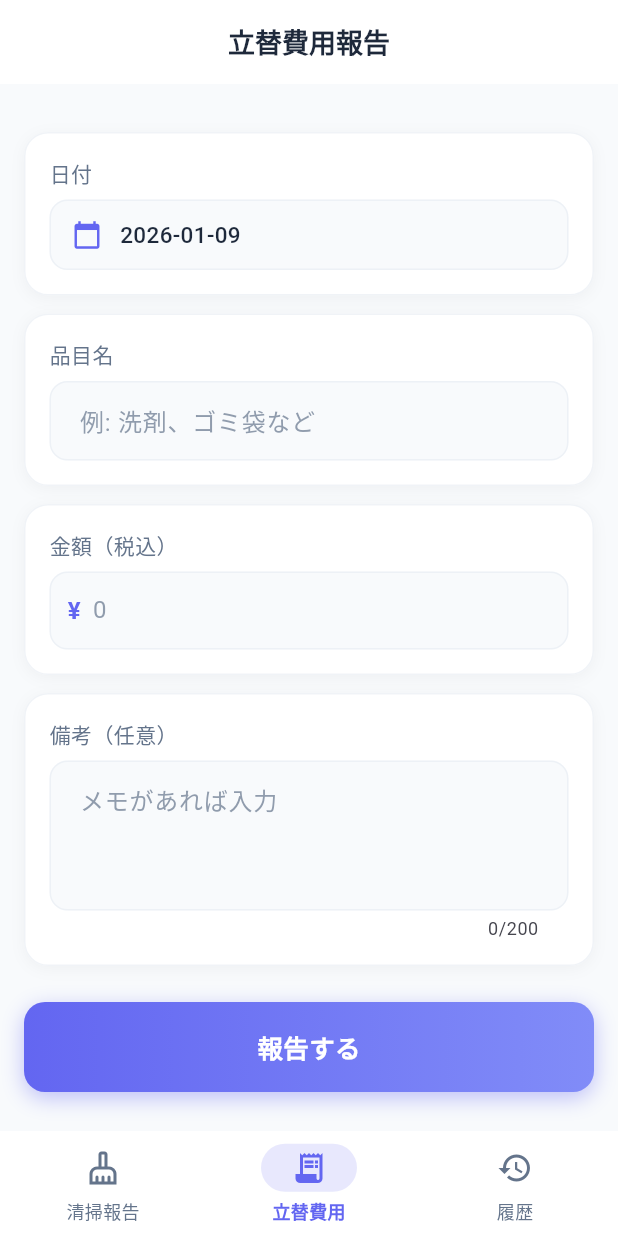
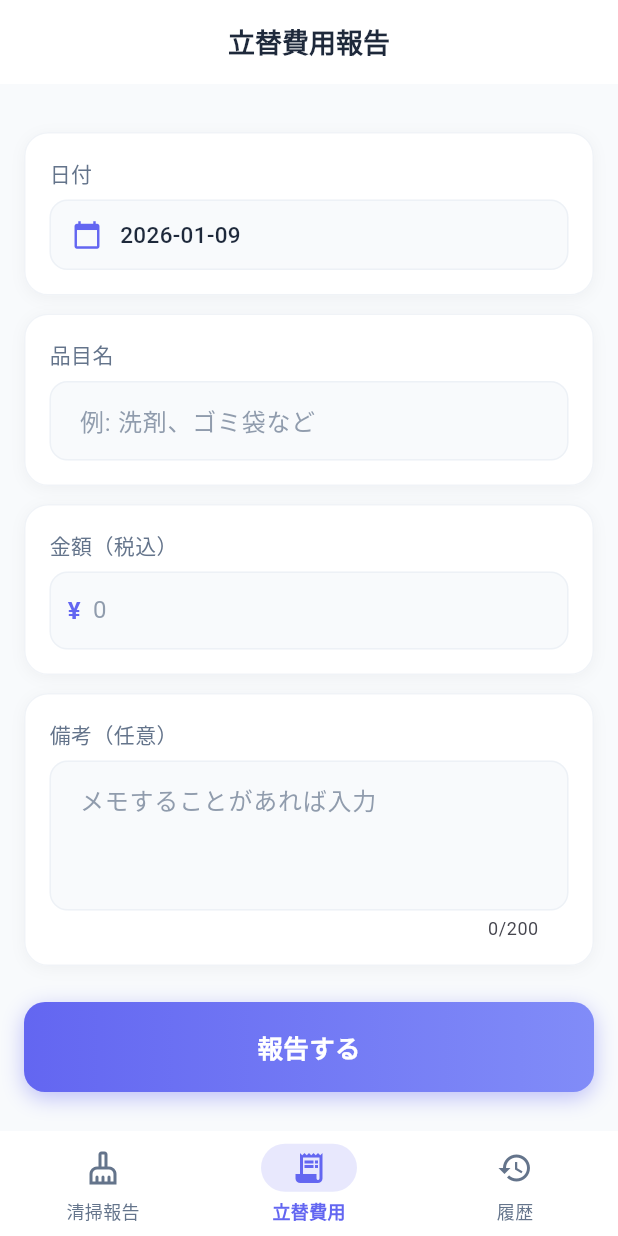
Before and after one commit to kilalabu/cleaning-report, a Flutter app: the ExpenseReportScreen screen opened by its route, on a phone screen of 412 x 824 dp. Run offline on Flutter 3.47's test engine with Material 3 defaults, Android fonts, the phone set to English and light mode, and no system bars; our stand-ins replace flutter_hooks, flutter_riverpod, go_router, hooks_riverpod; missing offline and left inert: dart:html; Roboto replaces fonts that are missing (Hiragino Sans).

```diff
--- a/cleaning_report_app/lib/features/report/presentation/expense_report_screen.dart
+++ b/cleaning_report_app/lib/features/report/presentation/expense_report_screen.dart
@@ -272,7 +272,7 @@ class ExpenseReportForm extends HookConsumerWidget {
                 TextFormField(
                   controller: noteController,
                   decoration: const InputDecoration(
-                    hintText: 'メモがあれば入力',
+                    hintText: 'メモすることがあれば入力',
                   ),
                   maxLines: 3,
                   maxLength: 200,
```
Also changed, not shown: cleaning_report_app/lib/features/history/presentation/history_screen.dart (+8 -1 lines).
